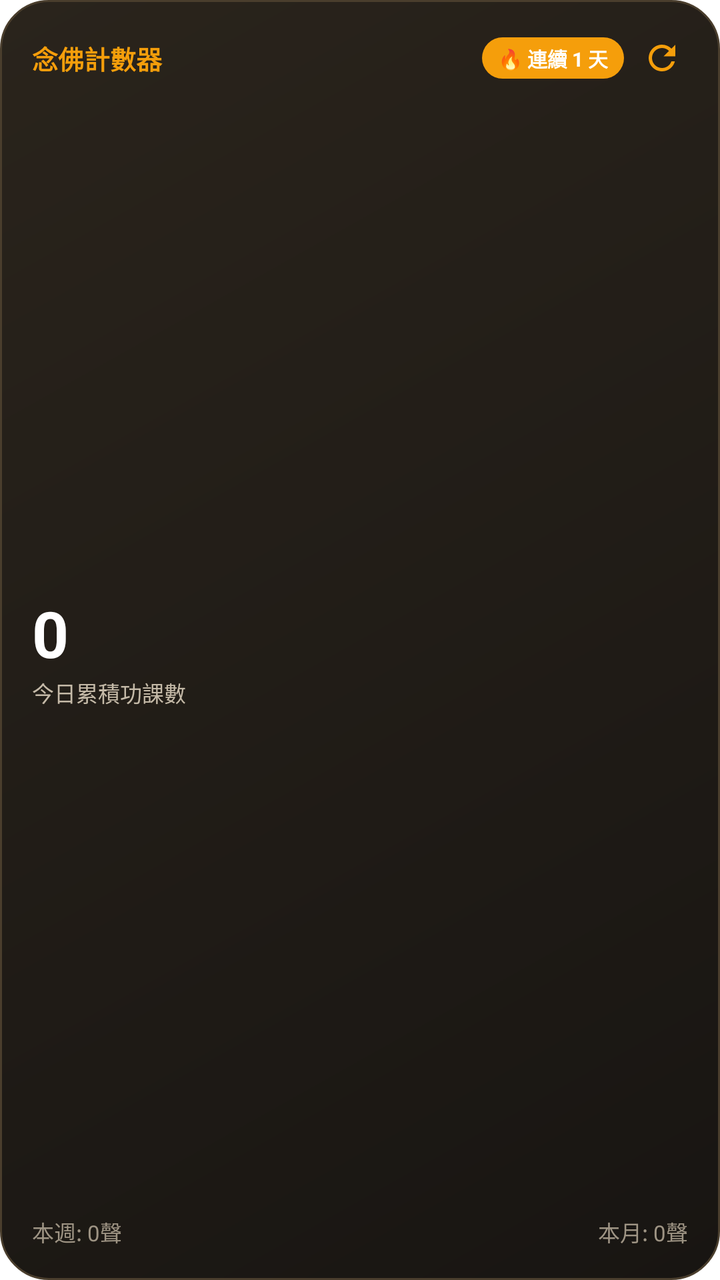
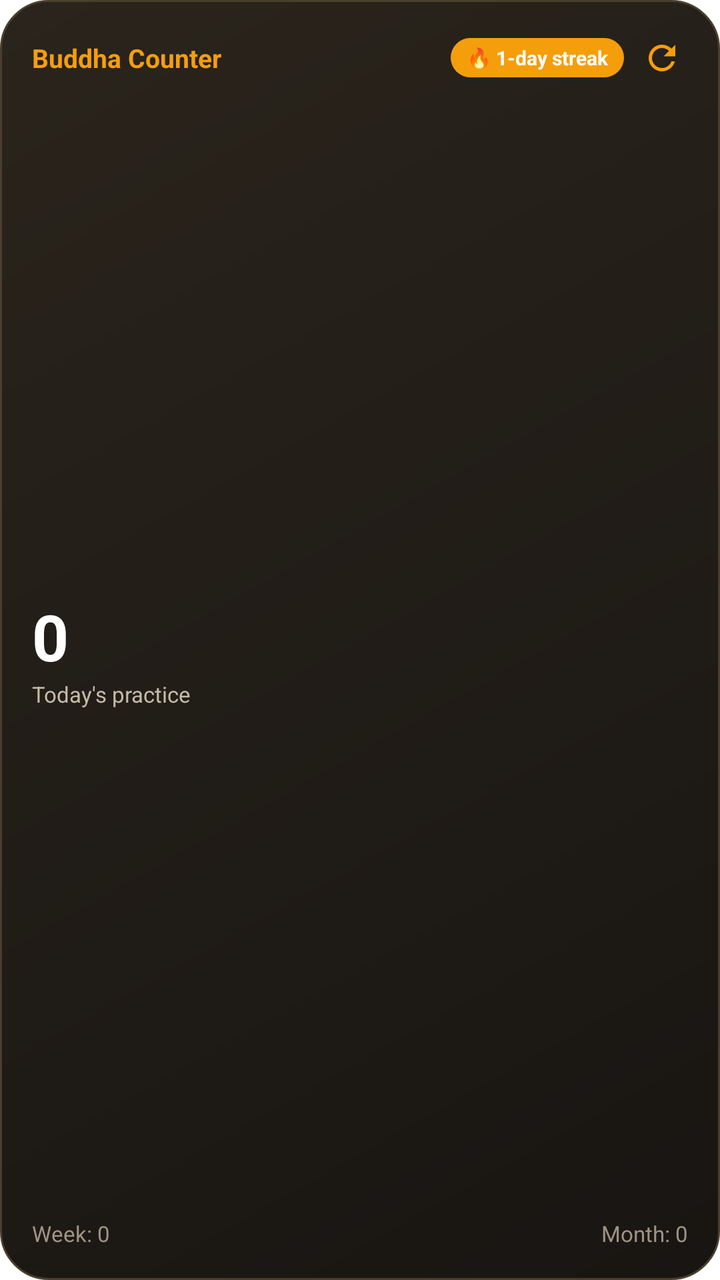

Before-and-after screenshots of an Android layout around one commit, followed by the original layout XML and the change that was made.
<!-- AndroidManifest.xml: fallback theme Theme.MaterialComponents.DayNight.NoActionBar -->
<!-- res/layout/buddha_widget.xml -->
<?xml version="1.0" encoding="utf-8"?>
<LinearLayout xmlns:android="http://schemas.android.com/apk/res/android"
    android:id="@+id/widget_container"
    android:layout_width="match_parent"
    android:layout_height="match_parent"
    android:background="@drawable/buddha_widget_background"
    android:orientation="vertical"
    android:padding="16dp">

    
    <LinearLayout
        android:layout_width="match_parent"
        android:layout_height="wrap_content"
        android:gravity="center_vertical"
        android:orientation="horizontal">

        <TextView
            android:layout_width="0dp"
            android:layout_height="wrap_content"
            android:layout_weight="1"
            android:text="念佛計數器"
            android:textColor="#F59E0B"
            android:textSize="13sp"
            android:textStyle="bold" />

        <TextView
            android:id="@+id/widget_streak_text"
            android:layout_width="wrap_content"
            android:layout_height="wrap_content"
            android:background="@drawable/buddha_widget_badge"
            android:paddingStart="8dp"
            android:paddingTop="3dp"
            android:paddingEnd="8dp"
            android:paddingBottom="3dp"
            android:text="🔥 連續 1 天"
            android:textColor="#FFFFFF"
            android:textSize="10sp"
            android:textStyle="bold" />

        <ImageView
            android:id="@+id/widget_refresh_button"
            android:layout_width="26dp"
            android:layout_height="26dp"
            android:layout_marginStart="6dp"
            android:padding="3dp"
            android:src="@drawable/buddha_widget_refresh"
            android:contentDescription="重新整理" />
    </LinearLayout>

    
    <LinearLayout
        android:layout_width="match_parent"
        android:layout_height="0dp"
        android:layout_weight="1"
        android:gravity="center_vertical"
        android:orientation="vertical">

        <TextView
            android:id="@+id/widget_today_count"
            android:layout_width="wrap_content"
            android:layout_height="wrap_content"
            android:text="0"
            android:textColor="#FFFFFF"
            android:textSize="32sp"
            android:textStyle="bold" />

        <TextView
            android:id="@+id/widget_target_text"
            android:layout_width="wrap_content"
            android:layout_height="wrap_content"
            android:text="今日累積功課數"
            android:textColor="#C5BAA8"
            android:textSize="11sp" />
    </LinearLayout>

    
    <LinearLayout
        android:layout_width="match_parent"
        android:layout_height="wrap_content"
        android:orientation="horizontal">

        <TextView
            android:id="@+id/widget_weekly_count"
            android:layout_width="0dp"
            android:layout_height="wrap_content"
            android:layout_weight="1"
            android:text="本週: 0聲"
            android:textColor="#9E9484"
            android:textSize="11sp" />

        <TextView
            android:id="@+id/widget_monthly_count"
            android:layout_width="wrap_content"
            android:layout_height="wrap_content"
            android:text="本月: 0聲"
            android:textColor="#9E9484"
            android:textSize="11sp" />
    </LinearLayout>
</LinearLayout>
<!-- resources referenced by this layout -->
<resources>
  <!-- drawable buddha_widget_background (drawable) -->
  <?xml version="1.0" encoding="utf-8"?>
  <shape xmlns:android="http://schemas.android.com/apk/res/android"
      android:shape="rectangle">
      <gradient
          android:angle="315"
          android:startColor="#2A241C"
          android:endColor="#181512"
          android:type="linear" />
      <corners android:radius="24dp" />
      <stroke
          android:width="1dp"
          android:color="#4A3E2D" />
  </shape>
  <!-- drawable buddha_widget_badge (drawable) -->
  <?xml version="1.0" encoding="utf-8"?>
  <shape xmlns:android="http://schemas.android.com/apk/res/android"
      android:shape="rectangle">
      <solid android:color="#F59E0B" />
      <corners android:radius="12dp" />
  </shape>
  <!-- drawable buddha_widget_refresh (drawable) -->
  <?xml version="1.0" encoding="utf-8"?>
  <vector xmlns:android="http://schemas.android.com/apk/res/android"
      android:width="20dp"
      android:height="20dp"
      android:viewportWidth="24"
      android:viewportHeight="24">
      <path
          android:fillColor="#F59E0B"
          android:pathData="M17.65,6.35C16.2,4.9 14.21,4 12,4c-4.42,0 -7.99,3.58 -7.99,8s3.57,8 7.99,8c3.73,0 6.84,-2.55 7.73,-6h-2.08c-0.82,2.33 -3.04,4 -5.65,4 -3.31,0 -6,-2.69 -6,-6s2.69,-6 6,-6c1.66,0 3.14,0.69 4.22,1.78L13,11h7V4l-2.35,2.35z"/>
  </vector>
</resources>

<!-- the commit's change to res/layout/buddha_widget.xml (unified diff, before → after) -->
@@ -15,10 +15,11 @@
         android:orientation="horizontal">
 
         <TextView
+            android:id="@+id/widget_title"
             android:layout_width="0dp"
             android:layout_height="wrap_content"
             android:layout_weight="1"
-            android:text="念佛計數器"
+            android:text="@string/widget_title"
             android:textColor="#F59E0B"
             android:textSize="13sp"
             android:textStyle="bold" />
@@ -32,7 +33,7 @@
             android:paddingTop="3dp"
             android:paddingEnd="8dp"
             android:paddingBottom="3dp"
-            android:text="🔥 連續 1 天"
+            android:text="@string/widget_streak_placeholder"
             android:textColor="#FFFFFF"
             android:textSize="10sp"
             android:textStyle="bold" />
@@ -44,7 +45,7 @@
             android:layout_marginStart="6dp"
             android:padding="3dp"
             android:src="@drawable/buddha_widget_refresh"
-            android:contentDescription="重新整理" />
+            android:contentDescription="@string/widget_refresh" />
     </LinearLayout>
 
     
@@ -68,7 +69,7 @@
             android:id="@+id/widget_target_text"
             android:layout_width="wrap_content"
             android:layout_height="wrap_content"
-            android:text="今日累積功課數"
+            android:text="@string/widget_target_placeholder"
             android:textColor="#C5BAA8"
             android:textSize="11sp" />
     </LinearLayout>
@@ -84,7 +85,7 @@
             android:layout_width="0dp"
             android:layout_height="wrap_content"
             android:layout_weight="1"
-            android:text="本週: 0聲"
+            android:text="@string/widget_weekly_placeholder"
             android:textColor="#9E9484"
             android:textSize="11sp" />
 
@@ -92,7 +93,7 @@
             android:id="@+id/widget_monthly_count"
             android:layout_width="wrap_content"
             android:layout_height="wrap_content"
-            android:text="本月: 0聲"
+            android:text="@string/widget_monthly_placeholder"
             android:textColor="#9E9484"
             android:textSize="11sp" />
     </LinearLayout>
<!-- resource entries referenced after the edit -->
@@ -32,5 +32,11 @@
           android:fillColor="#F59E0B"
           android:pathData="M17.65,6.35C16.2,4.9 14.21,4 12,4c-4.42,0 -7.99,3.58 -7.99,8s3.57,8 7.99,8c3.73,0 6.84,-2.55 7.73,-6h-2.08c-0.82,2.33 -3.04,4 -5.65,4 -3.31,0 -6,-2.69 -6,-6s2.69,-6 6,-6c1.66,0 3.14,0.69 4.22,1.78L13,11h7V4l-2.35,2.35z"/>
   </vector>
+  <string name="widget_monthly_placeholder">Month: 0</string>
+  <string name="widget_refresh">Refresh</string>
+  <string name="widget_streak_placeholder">🔥 1-day streak</string>
+  <string name="widget_target_placeholder">Today\'s practice</string>
+  <string name="widget_title">Buddha Counter</string>
+  <string name="widget_weekly_placeholder">Week: 0</string>
 </resources>
 
